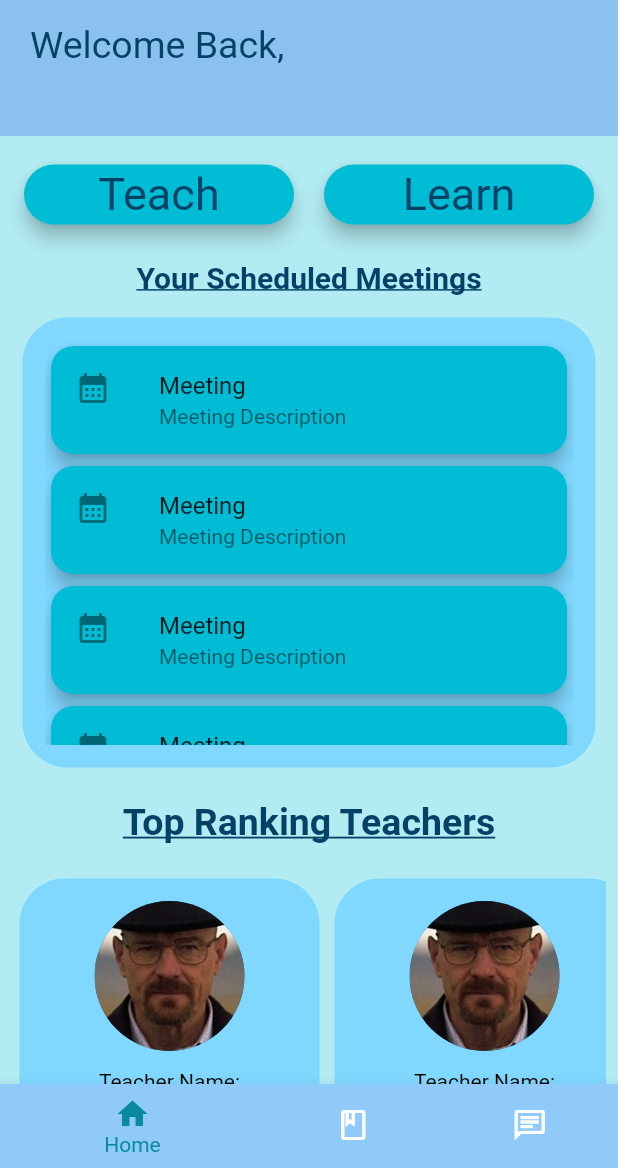
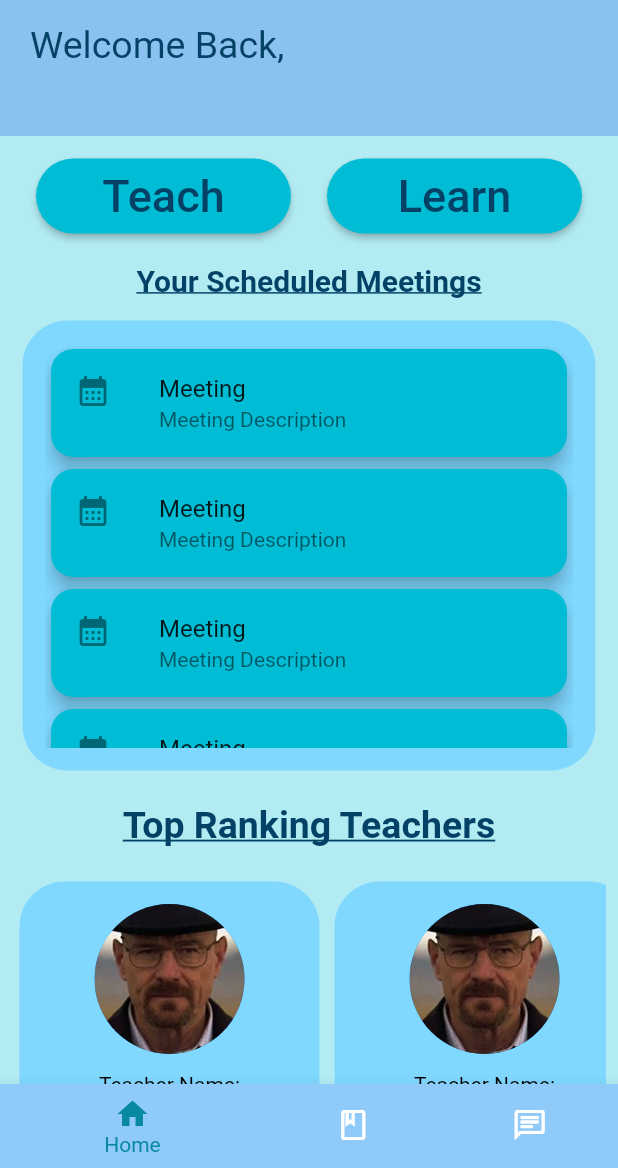
Before and after one commit to UzairAliNusrat/Tuition-App, a Flutter app: the screen it shows once a user with an empty profile is signed in, on a phone screen of 412 x 824 dp, the part 68-1236 px from its top. Run offline on Flutter 3.47's test engine with Material 2 defaults, Android fonts, the phone set to English and light mode, and no system bars; our stand-ins replace bloc, cloud_firestore, firebase_auth, firebase_core, flutter_bloc, flutter_svg and 2 more; accounts and stored records are empty; Roboto replaces fonts that are missing (Arvo).

Commit message:
made some changes

```diff
--- a/lib/Screens/HomeScreen/HomeScreen.dart
+++ b/lib/Screens/HomeScreen/HomeScreen.dart
@@ -5,6 +5,7 @@ import 'package:google_fonts/google_fonts.dart';
 import 'package:google_sign_in/google_sign_in.dart';
 import 'package:tuition_app_project/Repositories/userRepository.dart';
 import 'package:tuition_app_project/Screens/HomeScreen/bloc/home_bloc.dart';
+import 'package:tuition_app_project/Screens/TeachScreen/teachScreen.dart';
 import 'package:tuition_app_project/Widgets/MeetingList.dart';
 import 'package:tuition_app_project/Widgets/bottomNavigationBar.dart';
 import 'package:tuition_app_project/Widgets/homeScreenButton.dart';
@@ -13,6 +14,7 @@ import 'package:tuition_app_project/Models/userModel.dart';
 
 import '../../Widgets/teacherList.dart';
 import '../../main.dart';
+import '../LearnScreen/learnScreen.dart';
 
 class HomeScreen extends StatelessWidget {
   HomeScreen({Key? key}) : super(key: key);
@@ -40,6 +42,17 @@ class HomeScreen extends StatelessWidget {
             buildWhen: (previous, current) => current is! HomeActionState,
             listener: (context, state) {
               // TODO: implement listener
+              if (state is HomeNavigateToLearnScreenState) {
+                Navigator.push(
+                    context,
+                    MaterialPageRoute(
+                        builder: (context) => const learnScreen()));
+              } else if (state is HomeNavigateToTeachScreenState) {
+                Navigator.push(
+                    context,
+                    MaterialPageRoute(
+                        builder: (context) => const teachScreen()));
+              }
             },
             builder: (context, state) {
               if (state is HomeLoadingState) {
@@ -141,9 +154,11 @@ class HomeScreen extends StatelessWidget {
                               child: Row(
                                 mainAxisAlignment:
                                     MainAxisAlignment.spaceEvenly,
-                                children: const [
-                                  homeScreenButton(text: "Teach"),
-                                  homeScreenButton(text: "Learn"),
+                                children: [
+                                  homeScreenButton(
+                                      text: "Teach", homeBloc: homeBloc),
+                                  homeScreenButton(
+                                      text: "Learn", homeBloc: homeBloc),
                                 ],
                               ),
                             ),
@@ -171,7 +186,8 @@ class HomeScreen extends StatelessWidget {
                             ),
                             Center(
                               child: Padding(
-                                padding: const EdgeInsets.only(top: 7, bottom: 10),
+                                padding:
+                                    const EdgeInsets.only(top: 7, bottom: 10),
                                 child: RichText(
                                   text: TextSpan(
                                       text: "Top Ranking Teachers",
@@ -247,67 +263,3 @@ class HomeScreen extends StatelessWidget {
     );
   }
 }
-
-// class homeScreen extends StatelessWidget {
-//   const homeScreen({super.key});
-
-//   @override
-//   Widget build(BuildContext context) {
-//     final User = FirebaseAuth.instance.currentUser!;
-//     final userRepo = FirebaseUserRepository();
-//     user currentUser = userRepo.getUser(User.uid) ;
-//     return Scaffold(
-//       appBar: AppBar(
-//         title: Center(
-//             child: Text(
-//           'Menu',
-//           style: GoogleFonts.arvo(
-//             textStyle: const TextStyle(color: Colors.blue, fontSize: 30),
-//           ),
-//         )),
-//         actions: const [
-//           Padding(
-//             padding: EdgeInsets.only(left: 25),
-//             child: Opacity(
-//               opacity: 0,
-//               child: Icon(Icons.transform_sharp),
-//             ),
-//           )
-//         ],
-//         backgroundColor: const Color.fromARGB(255, 139, 193, 238),
-//         elevation: 0,
-//       ),
-//       drawer: side_drawer(User: currentUser),
-//       body: Column(
-//         children: [
-//           Container(
-//             height: 80,
-//             width: double.infinity,
-//             color: const Color.fromARGB(255, 139, 193, 238),
-//             child: Column(
-//               crossAxisAlignment: CrossAxisAlignment.start,
-//               children: [
-//                 Padding(
-//                   padding: const EdgeInsets.only(left: 20, top: 15),
-//                   child: Text(
-//                     "Welcome Back,",
-//                     style: GoogleFonts.arvo(
-//                       textStyle: const TextStyle(
-//                           color: Color.fromARGB(255, 3, 66, 102), fontSize: 20),
-//                     ),
-//                   ),
-//                 ),
-//                 Padding(
-//                   padding: const EdgeInsets.only(
-//                     left: 20,
-//                   ),
-//                   child: Text(currentUser.first_name)
-//                 ),
-//               ],
-//             ),
-//           ),
-//         ],
-//       ),
-//     );
-//   }
-// }
--- a/lib/Screens/HomeScreen/bloc/home_bloc.dart
+++ b/lib/Screens/HomeScreen/bloc/home_bloc.dart
@@ -8,44 +8,54 @@ part 'home_state.dart';
 
 class HomeBloc extends Bloc<HomeEvent, HomeState> {
   HomeBloc() : super(HomeInitial()) {
-    on<HomeInitialEvent>(
-        homeInitialEvent);
+    on<HomeInitialEvent>(homeInitialEvent);
 
-    on<bottomNavigationBarItemHomeClickedEvent>(
-        BottomNavigationBarItemHomeClickedEvent);
+    on<BottomNavigationBarItemHomeClickedEvent>(
+        bottomNavigationBarItemHomeClickedEvent);
 
+    on<BottomNavigationBarItemMeetingsClickedEvent>(
+        bottomNavigationBarItemMeetingsClickedEvent);
 
-    on<bottomNavigationBarItemMeetingsClickedEvent>(
-        BottomNavigationBarItemMeetingsClickedEvent);
+    on<BottomNavigationBarItemChatClickedEvent>(
+        bottomNavigationBarItemChatClickedEvent);
 
-    on<bottomNavigationBarItemChatClickedEvent>(
-        BottomNavigationBarItemChatClickedEvent);
+    on<LearnButtonClickedEvent>(learnButtonClickedEvent);
+
+    on<TeachButtonClickedEvent>(teachButtonClickedEvent);
   }
 
-  FutureOr<void> homeInitialEvent(HomeInitialEvent event, Emitter<HomeState> emit) {
+  FutureOr<void> homeInitialEvent(
+      HomeInitialEvent event, Emitter<HomeState> emit) {
     emit(HomeLoadingState());
     emit(HomeLoadedState(0));
   }
 
-  FutureOr<void> BottomNavigationBarItemHomeClickedEvent(
-      bottomNavigationBarItemHomeClickedEvent event, Emitter<HomeState> emit) {
+  FutureOr<void> bottomNavigationBarItemHomeClickedEvent(
+      BottomNavigationBarItemHomeClickedEvent event, Emitter<HomeState> emit) {
     emit(HomeLoadedState(0));
     print("Home Clicked");
   }
 
-  FutureOr<void> BottomNavigationBarItemMeetingsClickedEvent(
-      bottomNavigationBarItemMeetingsClickedEvent event,
+  FutureOr<void> bottomNavigationBarItemMeetingsClickedEvent(
+      BottomNavigationBarItemMeetingsClickedEvent event,
       Emitter<HomeState> emit) {
     emit(HomeLoadedState(1));
     print("Meetings Clicked");
   }
 
-  FutureOr<void> BottomNavigationBarItemChatClickedEvent(
-      bottomNavigationBarItemChatClickedEvent event,
-      Emitter<HomeState> emit) {
+  FutureOr<void> bottomNavigationBarItemChatClickedEvent(
+      BottomNavigationBarItemChatClickedEvent event, Emitter<HomeState> emit) {
     emit(HomeLoadedState(2));
     print("Chat Clicked");
   }
 
+  FutureOr<void> learnButtonClickedEvent(
+      LearnButtonClickedEvent event, Emitter<HomeState> emit) {
+    emit(HomeNavigateToLearnScreenState());
+  }
 
+  FutureOr<void> teachButtonClickedEvent(
+      TeachButtonClickedEvent event, Emitter<HomeState> emit) {
+    emit(HomeNavigateToTeachScreenState());
+  }
 }
--- a/lib/Screens/HomeScreen/bloc/home_event.dart
+++ b/lib/Screens/HomeScreen/bloc/home_event.dart
@@ -6,15 +6,23 @@ abstract class HomeEvent {}
 class HomeInitialEvent extends HomeEvent {}
 
 
-class bottomNavigationBarItemHomeClickedEvent extends HomeEvent {
+class BottomNavigationBarItemHomeClickedEvent extends HomeEvent {
 
 }
 
-class bottomNavigationBarItemMeetingsClickedEvent extends HomeEvent {
+class BottomNavigationBarItemMeetingsClickedEvent extends HomeEvent {
 
 }
 
 
-class bottomNavigationBarItemChatClickedEvent extends HomeEvent {
+class BottomNavigationBarItemChatClickedEvent extends HomeEvent {
 
 }
+
+class LearnButtonClickedEvent extends HomeEvent {
+
+}
+
+class TeachButtonClickedEvent extends HomeEvent {
+
+}
--- a/lib/Screens/HomeScreen/bloc/home_state.dart
+++ b/lib/Screens/HomeScreen/bloc/home_state.dart
@@ -7,13 +7,16 @@ abstract class HomeActionState extends HomeState{}
 
 class HomeInitial extends HomeState {}
 
-class HomeLoadingState extends HomeState {
-}
+class HomeLoadingState extends HomeState {}
 
 class HomeLoadedState extends HomeState {
-  int selectedIndex;
+  final int selectedIndex;
 
   HomeLoadedState(this.selectedIndex);
 }
 
 class HomeErrorState extends HomeState {}
+
+class HomeNavigateToLearnScreenState extends HomeActionState {}
+
+class HomeNavigateToTeachScreenState extends HomeActionState {}
--- a/lib/Widgets/bottomNavigationBar.dart
+++ b/lib/Widgets/bottomNavigationBar.dart
@@ -38,13 +38,13 @@ class bottomNavigationBar extends StatelessWidget {
       onTap: (value) {
         switch (value) {
           case 0:
-            homeBloc.add(bottomNavigationBarItemHomeClickedEvent());
+            homeBloc.add(BottomNavigationBarItemHomeClickedEvent());
             break;
           case 1:
-            homeBloc.add(bottomNavigationBarItemMeetingsClickedEvent());
+            homeBloc.add(BottomNavigationBarItemMeetingsClickedEvent());
             break;
           case 2:
-            homeBloc.add(bottomNavigationBarItemChatClickedEvent());
+            homeBloc.add(BottomNavigationBarItemChatClickedEvent());
             break;
         }
       },
--- a/lib/Widgets/homeScreenButton.dart
+++ b/lib/Widgets/homeScreenButton.dart
@@ -3,22 +3,34 @@ import 'package:flutter/src/widgets/framework.dart';
 import 'package:flutter/src/widgets/placeholder.dart';
 import 'package:google_fonts/google_fonts.dart';
 
+import '../Screens/HomeScreen/bloc/home_bloc.dart';
+
 class homeScreenButton extends StatelessWidget {
   final String text;
-  const homeScreenButton({super.key, required this.text});
+  final HomeBloc homeBloc;
+  const homeScreenButton(
+      {super.key, required this.text, required this.homeBloc});
 
   @override
   Widget build(BuildContext context) {
-    return GestureDetector(
-      child: Card(
-        elevation: 5,
-        color: Colors.cyan,
-        shape: RoundedRectangleBorder(
-          borderRadius: BorderRadius.circular(30),
-        ),
-        child: SizedBox(
-          height: 40,
-          width: 180,
+    return SizedBox(
+        width: 170,
+        height: 50,
+        child: ElevatedButton(
+          style: ElevatedButton.styleFrom(
+            backgroundColor: Colors.cyan,
+            shape: RoundedRectangleBorder(
+              borderRadius: BorderRadius.circular(30),
+            ),
+          ),
+          onPressed: () {
+            if (text == "Learn") {
+              homeBloc.add(LearnButtonClickedEvent());
+            }
+            else if(text == "Teach"){
+              homeBloc.add(TeachButtonClickedEvent());
+            }
+          },
           child: Center(
             child: Text(
               text,
@@ -28,9 +40,6 @@ class homeScreenButton extends StatelessWidget {
               ),
             ),
           ),
-        ),
-      ),
-      onTap: () {},
-    );
+        ));
   }
 }
```
Also changed, not shown: lib/Screens/LearnScreen/learnScreen.dart (added, +31 -0 lines), lib/Screens/TeachScreen/teachScreen.dart (added, +31 -0 lines).
